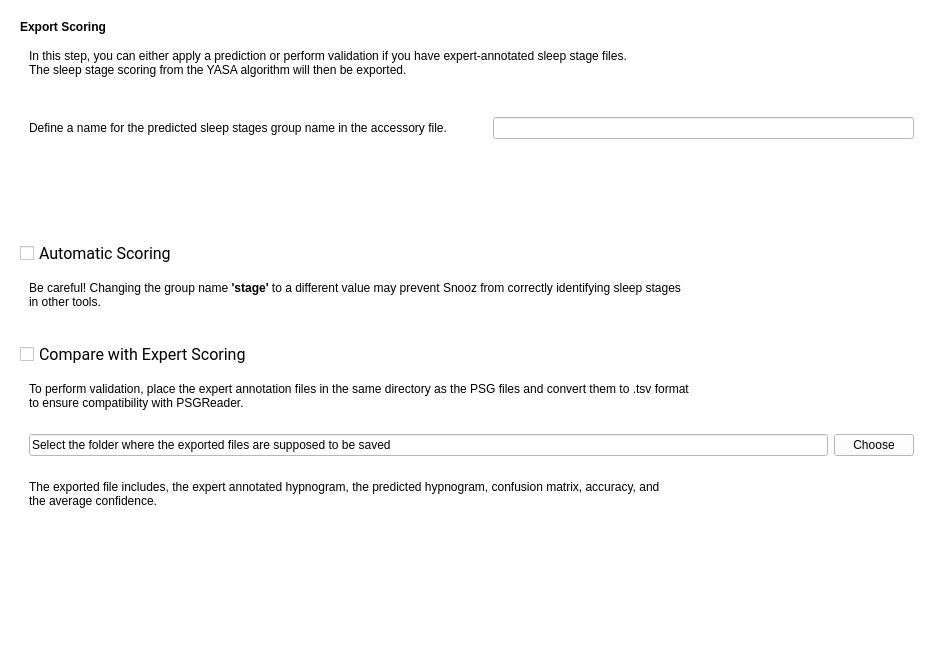
SnoozToolbox/snooz-package-ceams, file tools/CEAMSTools/ScoreSleepStagesYASA/ExportResultsStep/Ui_ExportResultsStep.ui: the form before one commit.
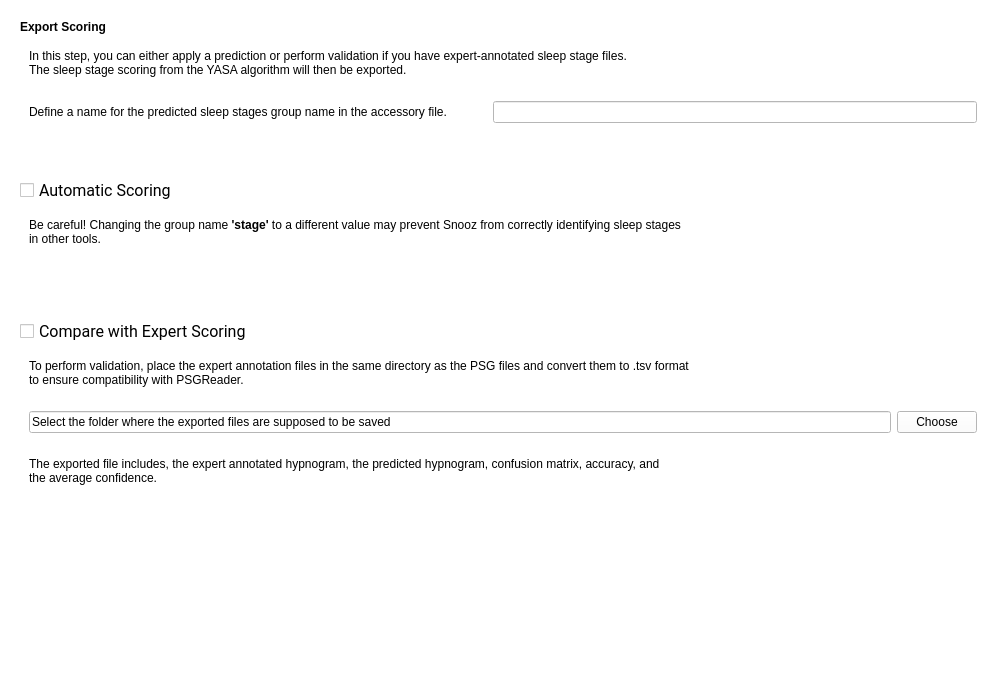
The form after the commit.

Patch:
```diff
--- a/tools/CEAMSTools/ScoreSleepStagesYASA/ExportResultsStep/Ui_ExportResultsStep.ui
+++ b/tools/CEAMSTools/ScoreSleepStagesYASA/ExportResultsStep/Ui_ExportResultsStep.ui
@@ -6,8 +6,8 @@
    <rect>
     <x>0</x>
     <y>0</y>
-    <width>943</width>
-    <height>659</height>
+    <width>1006</width>
+    <height>689</height>
    </rect>
   </property>
   <property name="windowTitle">
@@ -16,7 +16,7 @@
   <property name="styleSheet">
    <string notr="true">font: 12pt &quot;Roboto&quot;;background-color: rgb(255, 255, 255);</string>
   </property>
-  <layout class="QVBoxLayout" name="verticalLayout_10">
+  <layout class="QVBoxLayout" name="verticalLayout_2">
    <item>
     <layout class="QVBoxLayout" name="verticalLayout">
      <item>
@@ -25,7 +25,7 @@
         <string notr="true">background-color: rgb(255, 255, 255);</string>
        </property>
        <property name="frameShape">
-        <enum>QFrame::Shape::NoFrame</enum>
+        <enum>QFrame::NoFrame</enum>
        </property>
        <layout class="QVBoxLayout" name="verticalLayout_4">
         <item>
@@ -53,7 +53,7 @@
            <string notr="true">background-color: rgb(255, 255, 255);</string>
           </property>
           <property name="frameShape">
-           <enum>QFrame::Shape::NoFrame</enum>
+           <enum>QFrame::NoFrame</enum>
           </property>
           <property name="lineWidth">
            <number>0</number>
@@ -85,7 +85,7 @@
            <string notr="true">background-color: rgb(255, 255, 255);</string>
           </property>
           <property name="frameShape">
-           <enum>QFrame::Shape::NoFrame</enum>
+           <enum>QFrame::NoFrame</enum>
           </property>
           <layout class="QHBoxLayout" name="horizontalLayout_3">
            <item>
@@ -100,9 +100,6 @@
            </item>
            <item>
             <spacer name="horizontalSpacer">
-             <property name="orientation">
-              <enum>Qt::Orientation::Vertical</enum>
-             </property>
              <property name="sizeHint" stdset="0">
               <size>
                <width>40</width>
@@ -123,8 +120,8 @@
         </item>
         <item>
          <spacer name="verticalSpacer_2">
-          <property name="orientation">
-           <enum>Qt::Orientation::Vertical</enum>
+          <property name="sizeType">
+           <enum>QSizePolicy::Fixed</enum>
           </property>
           <property name="sizeHint" stdset="0">
            <size>
@@ -140,6 +137,7 @@
            <font>
             <family>Roboto</family>
             <pointsize>12</pointsize>
+            <weight>50</weight>
             <italic>false</italic>
             <bold>false</bold>
            </font>
@@ -158,7 +156,7 @@
            <string notr="true">background-color: rgb(255, 255, 255);</string>
           </property>
           <property name="frameShape">
-           <enum>QFrame::Shape::NoFrame</enum>
+           <enum>QFrame::NoFrame</enum>
           </property>
           <property name="lineWidth">
            <number>0</number>
@@ -180,13 +178,29 @@
        </layout>
       </widget>
      </item>
+     <item>
+      <spacer name="verticalSpacer_3">
+       <property name="orientation">
+        <enum>Qt::Vertical</enum>
+       </property>
+       <property name="sizeType">
+        <enum>QSizePolicy::Fixed</enum>
+       </property>
+       <property name="sizeHint" stdset="0">
+        <size>
+         <width>20</width>
+         <height>40</height>
+        </size>
+       </property>
+      </spacer>
+     </item>
      <item>
       <widget class="QFrame" name="frame_5">
        <property name="styleSheet">
         <string notr="true">background-color: rgb(255, 255, 255);</string>
        </property>
        <property name="frameShape">
-        <enum>QFrame::Shape::NoFrame</enum>
+        <enum>QFrame::NoFrame</enum>
        </property>
        <layout class="QVBoxLayout" name="verticalLayout_3">
         <item>
@@ -195,6 +209,7 @@
            <font>
             <family>Roboto</family>
             <pointsize>12</pointsize>
+            <weight>50</weight>
             <italic>false</italic>
             <bold>false</bold>
            </font>
@@ -207,7 +222,7 @@
         <item>
          <widget class="QFrame" name="frame_9">
           <property name="frameShape">
-           <enum>QFrame::Shape::NoFrame</enum>
+           <enum>QFrame::NoFrame</enum>
           </property>
           <property name="lineWidth">
            <number>0</number>
@@ -229,7 +244,7 @@
         <item>
          <widget class="QFrame" name="frame_6">
           <property name="frameShape">
-           <enum>QFrame::Shape::NoFrame</enum>
+           <enum>QFrame::NoFrame</enum>
           </property>
           <property name="lineWidth">
            <number>0</number>
@@ -255,7 +270,7 @@
         <item>
          <widget class="QFrame" name="frame_8">
           <property name="frameShape">
-           <enum>QFrame::Shape::NoFrame</enum>
+           <enum>QFrame::NoFrame</enum>
           </property>
           <property name="lineWidth">
            <number>0</number>
@@ -274,24 +289,24 @@
           </layout>
          </widget>
         </item>
-        <item>
-         <spacer name="verticalSpacer">
-          <property name="orientation">
-           <enum>Qt::Orientation::Vertical</enum>
-          </property>
-          <property name="sizeHint" stdset="0">
-           <size>
-            <width>20</width>
-            <height>40</height>
-           </size>
-          </property>
-         </spacer>
-        </item>
        </layout>
       </widget>
      </item>
     </layout>
    </item>
+   <item>
+    <spacer name="verticalSpacer">
+     <property name="orientation">
+      <enum>Qt::Vertical</enum>
+     </property>
+     <property name="sizeHint" stdset="0">
+      <size>
+       <width>20</width>
+       <height>107</height>
+      </size>
+     </property>
+    </spacer>
+   </item>
   </layout>
  </widget>
  <resources>
```
